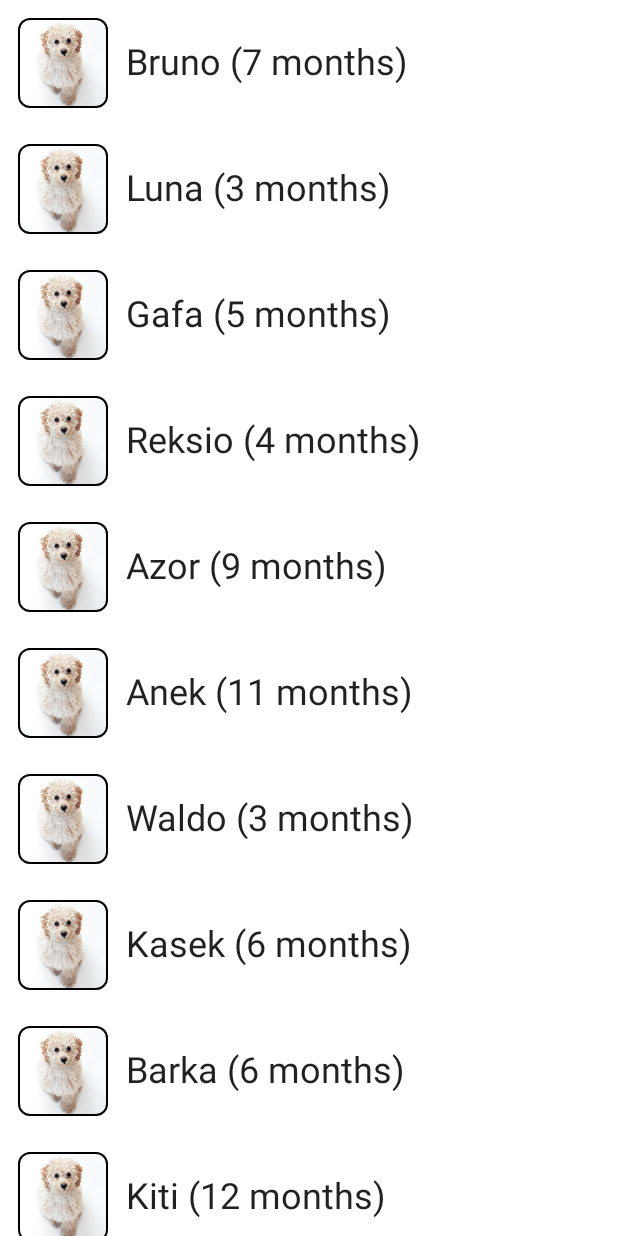
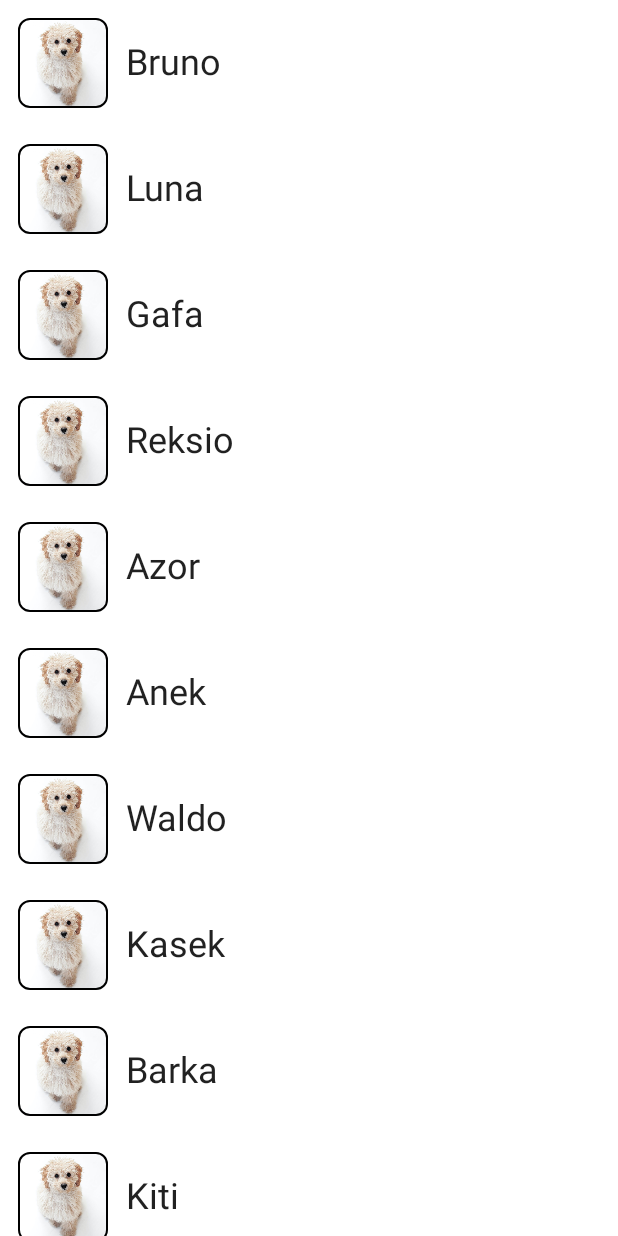
Before and after one commit to burnoo/PuppyCompose, an Android app built with Jetpack Compose: the screen it shows after launch (MainActivity), on a phone screen of 412 x 824 dp. Run offline under Robolectric (Android 15) with nearby library versions, the phone set to English and light mode, and no system bars.

```diff
--- a/app/src/main/java/com/example/androiddevchallenge/MainActivity.kt
+++ b/app/src/main/java/com/example/androiddevchallenge/MainActivity.kt
@@ -48,7 +48,9 @@ fun PuppyApp() {
 @Composable
 fun LightPreview() {
     PuppyTheme {
-        PuppyList()
+        Surface(color = MaterialTheme.colors.background) {
+            PuppyList()
+        }
     }
 }
 
@@ -56,6 +58,8 @@ fun LightPreview() {
 @Composable
 fun DarkPreview() {
     PuppyTheme(darkTheme = true) {
-        PuppyList()
+        Surface(color = MaterialTheme.colors.background) {
+            PuppyList()
+        }
     }
 }
--- a/app/src/main/java/com/example/androiddevchallenge/data/Puppy.kt
+++ b/app/src/main/java/com/example/androiddevchallenge/data/Puppy.kt
@@ -3,27 +3,50 @@ package com.example.androiddevchallenge.data
 import android.os.Parcelable
 import androidx.annotation.DrawableRes
 import com.example.androiddevchallenge.R
+import com.example.androiddevchallenge.data.Sex.F
+import com.example.androiddevchallenge.data.Sex.M
 import kotlinx.parcelize.Parcelize
+import java.util.*
+
+enum class Sex {
+    M, F;
+
+    fun text() = when(this) {
+        M -> "he"
+        F -> "she"
+    }
+}
+
+private fun createDescription(puppy: Puppy) = with(puppy) {
+    ("This is $name. ${sex.text().capitalize(Locale.ENGLISH)} is $ageMonths months old " +
+            "and ${sex.text()} is a good ${if (sex == M) "boi" else "girl"}. " +
+            "Really wants to meet you. \uD83E\uDD7A")
+        .trim()
+}
 
 @Parcelize
 data class Puppy(
     val name: String,
     val ageMonths: Int,
+    val sex: Sex,
     @DrawableRes val imageRes: Int,
-) : Parcelable
+) : Parcelable {
+    val description: String
+        get() = createDescription(this)
+}
 
 val puppies = listOf(
-    Puppy(name = "Bruno", ageMonths = 7, imageRes = R.drawable.puppy),
-    Puppy(name = "Luna", ageMonths = 3, imageRes = R.drawable.puppy),
-    Puppy(name = "Gafa", ageMonths = 5, imageRes = R.drawable.puppy),
-    Puppy(name = "Reksio", ageMonths = 4, imageRes = R.drawable.puppy),
-    Puppy(name = "Azor", ageMonths = 9, imageRes = R.drawable.puppy),
-    Puppy(name = "Anek", ageMonths = 11, imageRes = R.drawable.puppy),
-    Puppy(name = "Waldo", ageMonths = 3, imageRes = R.drawable.puppy),
-    Puppy(name = "Kasek", ageMonths = 6, imageRes = R.drawable.puppy),
-    Puppy(name = "Barka", ageMonths = 6, imageRes = R.drawable.puppy),
-    Puppy(name = "Kiti", ageMonths = 12, imageRes = R.drawable.puppy),
-    Puppy(name = "Darka", ageMonths = 4, imageRes = R.drawable.puppy),
-    Puppy(name = "Metik", ageMonths = 7, imageRes = R.drawable.puppy),
-    Puppy(name = "Walos", ageMonths = 2, imageRes = R.drawable.puppy),
+    Puppy(name = "Bruno", sex = M, ageMonths = 7, imageRes = R.drawable.puppy),
+    Puppy(name = "Luna", sex = F, ageMonths = 3, imageRes = R.drawable.puppy),
+    Puppy(name = "Gafa", sex = F, ageMonths = 5, imageRes = R.drawable.puppy),
+    Puppy(name = "Reksio", sex = M, ageMonths = 4, imageRes = R.drawable.puppy),
+    Puppy(name = "Azor", sex = M, ageMonths = 9, imageRes = R.drawable.puppy),
+    Puppy(name = "Anek", sex = M, ageMonths = 11, imageRes = R.drawable.puppy),
+    Puppy(name = "Waldo", sex = M, ageMonths = 3, imageRes = R.drawable.puppy),
+    Puppy(name = "Kasek", sex = M, ageMonths = 6, imageRes = R.drawable.puppy),
+    Puppy(name = "Barka", sex = F, ageMonths = 6, imageRes = R.drawable.puppy),
+    Puppy(name = "Kiti", sex = F, ageMonths = 12, imageRes = R.drawable.puppy),
+    Puppy(name = "Darka", sex = F, ageMonths = 4, imageRes = R.drawable.puppy),
+    Puppy(name = "Metik", sex = M, ageMonths = 7, imageRes = R.drawable.puppy),
+    Puppy(name = "Walos", sex = M, ageMonths = 2, imageRes = R.drawable.puppy),
 )
--- a/app/src/main/java/com/example/androiddevchallenge/ui/components/list/PuppyListItem.kt
+++ b/app/src/main/java/com/example/androiddevchallenge/ui/components/list/PuppyListItem.kt
@@ -22,8 +22,6 @@ import com.example.androiddevchallenge.data.puppies
 @Preview(backgroundColor = 0xFFFFFF, showBackground = true)
 @Composable
 fun ListItem(navController: NavHostController? = null, puppy: Puppy = puppies.first()) {
-    val (name, ageMonths) = puppy
-
     Row(
         verticalAlignment = Alignment.CenterVertically,
         modifier = Modifier.fillMaxWidth()
@@ -35,20 +33,18 @@ fun ListItem(navController: NavHostController? = null, puppy: Puppy = puppies.fi
             }
     ) {
         ListImage(puppy)
-        Text(text = "$name ($ageMonths months)", style = MaterialTheme.typography.h5)
+        Text(text = puppy.name, style = MaterialTheme.typography.h5)
     }
 }
 
 @Preview(backgroundColor = 0xFFFFFF, showBackground = true)
 @Composable
 fun ListImage(puppy: Puppy = puppies.first()) {
-    val (name, _, imageRes) = puppy
-
     val shape = RoundedCornerShape(8.dp)
 
     Image(
-        painter = painterResource(id = imageRes),
-        contentDescription = "Puppy $name",
+        painter = painterResource(id = puppy.imageRes),
+        contentDescription = "Puppy ${puppy.name}",
         modifier = Modifier
             .padding(12.dp)
             .border(
```
Also changed, not shown: app/src/main/java/com/example/androiddevchallenge/ui/components/details/Details.kt (+32 -1 lines).
